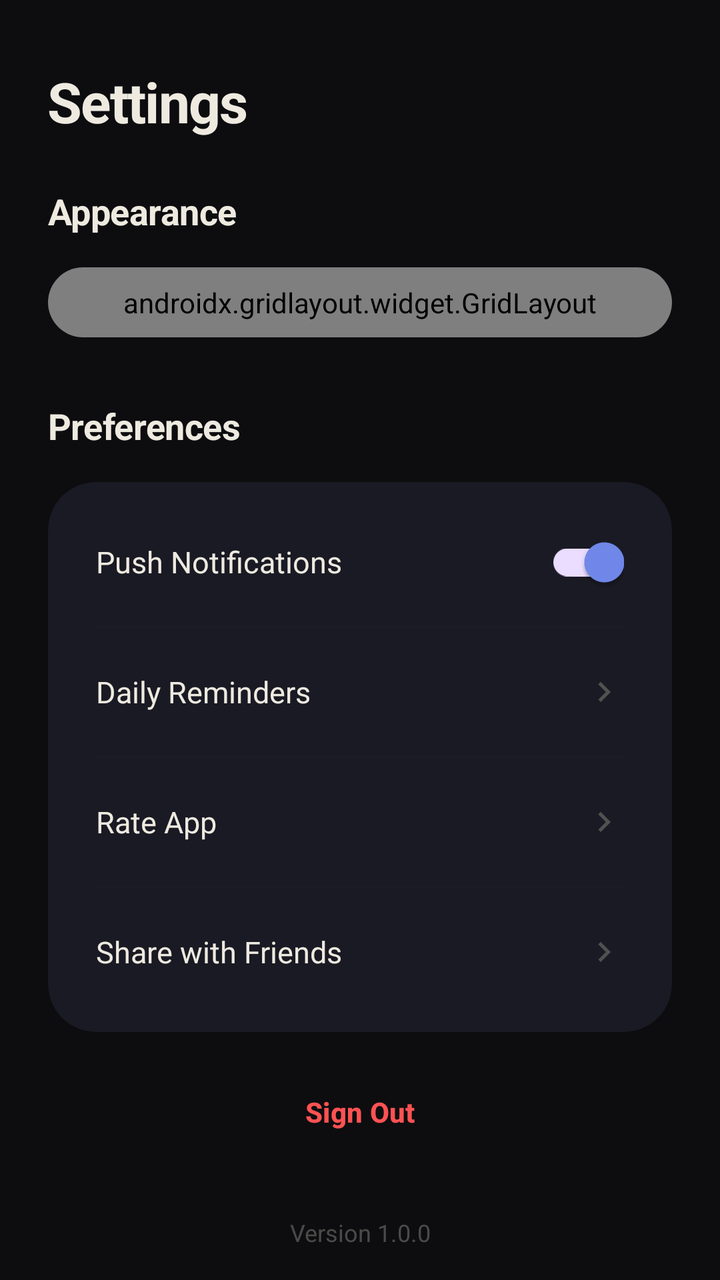
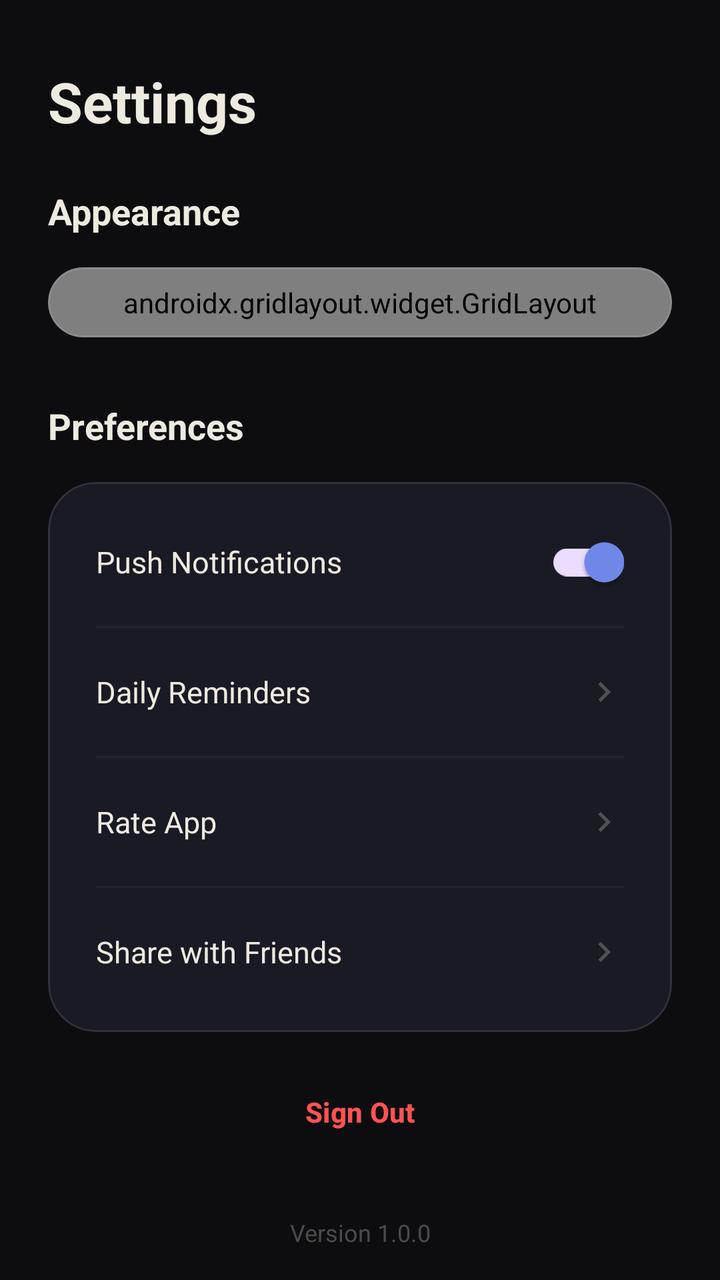

The first picture is an Android layout as it rendered before a commit; the second is the same layout after the commit. The layout source and the unified diff follow.
<!-- AndroidManifest.xml: application theme Theme.HabitFlow -->
<!-- res/layout/fragment_settings.xml -->
<?xml version="1.0" encoding="utf-8"?>
<androidx.core.widget.NestedScrollView
    xmlns:android="http://schemas.android.com/apk/res/android"
    xmlns:app="http://schemas.android.com/apk/res-auto"
    android:layout_width="match_parent"
    android:layout_height="match_parent"
    android:background="?attr/customWindowBackground"
    android:scrollbars="none">

    <LinearLayout android:layout_width="match_parent" android:layout_height="wrap_content"
        android:orientation="vertical" android:paddingBottom="100dp">

        
        <TextView android:layout_width="wrap_content" android:layout_height="wrap_content"
            android:text="@string/settings_title"
            style="@style/AppTitleLarge"
            android:textColor="?attr/customTextPrimary"
            android:paddingHorizontal="24dp"
            android:paddingTop="32dp"
            android:paddingBottom="24dp"/>

        
        <TextView android:layout_width="wrap_content" android:layout_height="wrap_content"
            android:text="@string/label_appearance"
            style="@style/AppTitleMedium"
            android:textColor="?attr/customTextPrimary"
            android:paddingHorizontal="24dp"
            android:layout_marginBottom="16dp"/>

        <androidx.cardview.widget.CardView
            android:layout_width="match_parent" android:layout_height="wrap_content"
            android:layout_marginHorizontal="24dp"
            app:cardCornerRadius="24dp" app:cardElevation="0dp"
            app:cardBackgroundColor="?attr/customCardBackground">

            <androidx.gridlayout.widget.GridLayout
                android:id="@+id/grid_themes"
                android:layout_width="match_parent"
                android:layout_height="wrap_content"
                android:padding="8dp"
                app:columnCount="3"
                app:alignmentMode="alignMargins"
                app:useDefaultMargins="false"/>
        </androidx.cardview.widget.CardView>

        
        <TextView android:layout_width="wrap_content" android:layout_height="wrap_content"
            android:text="@string/label_preferences"
            style="@style/AppTitleMedium"
            android:textColor="?attr/customTextPrimary"
            android:paddingHorizontal="24dp"
            android:layout_marginTop="32dp"
            android:layout_marginBottom="16dp"/>

        <androidx.cardview.widget.CardView
            android:layout_width="match_parent" android:layout_height="wrap_content"
            android:layout_marginHorizontal="24dp"
            app:cardCornerRadius="24dp" app:cardElevation="0dp"
            app:cardBackgroundColor="?attr/customCardBackground">

            <LinearLayout android:layout_width="match_parent" android:layout_height="wrap_content"
                android:orientation="vertical" android:padding="8dp">

                
                <LinearLayout android:layout_width="match_parent" android:layout_height="64dp"
                    android:orientation="horizontal" android:gravity="center_vertical"
                    android:paddingHorizontal="16dp">
                    <TextView android:layout_width="0dp" android:layout_weight="1"
                        android:layout_height="wrap_content"
                        android:text="@string/label_push_notifications"
                        android:textColor="?attr/customTextPrimary" android:textSize="15sp"/>
                    <com.google.android.material.switchmaterial.SwitchMaterial
                        android:id="@+id/switch_notifs"
                        android:layout_width="wrap_content" android:layout_height="wrap_content"
                        android:checked="true"/>
                </LinearLayout>

                <View android:layout_width="match_parent" android:layout_height="1dp"
                    android:background="?attr/customBorderColor" android:layout_marginHorizontal="16dp"
                    android:alpha="0.5"/>

                
                <LinearLayout android:id="@+id/row_reminders"
                    android:layout_width="match_parent" android:layout_height="64dp"
                    android:orientation="horizontal" android:gravity="center_vertical"
                    android:paddingHorizontal="16dp" android:clickable="true" android:focusable="true"
                    android:background="?attr/selectableItemBackground">
                    <TextView android:layout_width="0dp" android:layout_weight="1"
                        android:layout_height="wrap_content"
                        android:text="@string/label_daily_reminders"
                        android:textColor="?attr/customTextPrimary" android:textSize="15sp"/>
                    <ImageView android:layout_width="20dp" android:layout_height="20dp"
                        android:src="@drawable/ic_chevron_right" app:tint="?attr/customTextSecondary"
                        android:alpha="0.5"
                        android:contentDescription="@string/label_daily_reminders"/>
                </LinearLayout>

                <View android:layout_width="match_parent" android:layout_height="1dp"
                    android:background="?attr/customBorderColor" android:layout_marginHorizontal="16dp"
                    android:alpha="0.5"/>

                
                <LinearLayout android:id="@+id/row_rate"
                    android:layout_width="match_parent" android:layout_height="64dp"
                    android:orientation="horizontal" android:gravity="center_vertical"
                    android:paddingHorizontal="16dp" android:clickable="true" android:focusable="true"
                    android:background="?attr/selectableItemBackground">
                    <TextView android:layout_width="0dp" android:layout_weight="1"
                        android:layout_height="wrap_content"
                        android:text="@string/label_rate_app"
                        android:textColor="?attr/customTextPrimary" android:textSize="15sp"/>
                    <ImageView android:layout_width="20dp" android:layout_height="20dp"
                        android:src="@drawable/ic_chevron_right" app:tint="?attr/customTextSecondary"
                        android:alpha="0.5"
                        android:contentDescription="@string/label_rate_app"/>
                </LinearLayout>

                <View android:layout_width="match_parent" android:layout_height="1dp"
                    android:background="?attr/customBorderColor" android:layout_marginHorizontal="16dp"
                    android:alpha="0.5"/>

                
                <LinearLayout android:id="@+id/row_share"
                    android:layout_width="match_parent" android:layout_height="64dp"
                    android:orientation="horizontal" android:gravity="center_vertical"
                    android:paddingHorizontal="16dp" android:clickable="true" android:focusable="true"
                    android:background="?attr/selectableItemBackground">
                    <TextView android:layout_width="0dp" android:layout_weight="1"
                        android:layout_height="wrap_content"
                        android:text="@string/label_share_friends"
                        android:textColor="?attr/customTextPrimary" android:textSize="15sp"/>
                    <ImageView android:layout_width="20dp" android:layout_height="20dp"
                        android:src="@drawable/ic_chevron_right" app:tint="?attr/customTextSecondary"
                        android:alpha="0.5"
                        android:contentDescription="@string/label_share_friends"/>
                </LinearLayout>
            </LinearLayout>
        </androidx.cardview.widget.CardView>

        
        <com.google.android.material.button.MaterialButton
            android:id="@+id/btn_connect_google"
            android:layout_width="match_parent"
            android:layout_height="56dp"
            android:layout_marginHorizontal="24dp"
            android:layout_marginTop="48dp"
            android:text="@string/btn_connect_google"
            android:textAllCaps="false"
            android:textStyle="bold"
            android:visibility="gone"
            app:icon="@drawable/ic_google_logo"
            style="@style/Widget.Material3.Button.OutlinedButton"/>

        <com.google.android.material.button.MaterialButton
            android:id="@+id/row_logout"
            android:layout_width="match_parent"
            android:layout_height="56dp"
            android:layout_marginHorizontal="24dp"
            android:layout_marginTop="12dp"
            android:text="@string/btn_sign_out"
            android:textColor="@color/error_red"
            android:textAllCaps="false"
            android:textStyle="bold"
            style="@style/Widget.Material3.Button.TextButton"/>

        <TextView android:layout_width="match_parent" android:layout_height="wrap_content"
            android:text="Version 1.0.0"
            android:textColor="?attr/customTextSecondary" android:textSize="12sp"
            android:gravity="center" android:layout_marginTop="24dp" android:alpha="0.5"/>

    </LinearLayout>
</androidx.core.widget.NestedScrollView>
<!-- resources referenced by this layout -->
<resources>
  <color name="error_red">#FF5252</color>
  <!-- drawable ic_chevron_right (drawable) -->
  <vector xmlns:android="http://schemas.android.com/apk/res/android"
      android:width="24dp"
      android:height="24dp"
      android:viewportWidth="24"
      android:viewportHeight="24">
    <path
        android:fillColor="@android:color/white"
        android:pathData="M10,6L8.59,7.41L13.17,12l-4.58,4.59L10,18l6,-6z"/>
  </vector>
  <!-- drawable ic_google_logo (drawable) -->
  <vector xmlns:android="http://schemas.android.com/apk/res/android"
      android:width="24dp"
      android:height="24dp"
      android:viewportWidth="24"
      android:viewportHeight="24">
    <path
        android:fillColor="#EA4335"
        android:pathData="M5.266,9.765A7.077,7.077 0,0 1,12 4.909c1.69,0 3.218,0.6 4.418,1.582L19.91,3.09A11.985,11.985 0,0 0,12 0C7.54,0 3.654,2.373 1.48,5.88L5.266,9.765z"/>
    <path
        android:fillColor="#34A853"
        android:pathData="M12,24c3.24,0 5.95,-1.077 7.93,-2.912l-3.832,-2.977c-1.11,0.745 -2.53,1.189 -4.098,1.189 -3.15,0 -5.818,-2.128 -6.768,-4.991L1.41,18.11A11.98,11.98 0,0 0,12,24z"/>
    <path
        android:fillColor="#4285F4"
        android:pathData="M23.75,12.27c0,-0.78 -0.07,-1.54 -0.2,-2.27H12v4.51h6.58c-0.28,1.51 -1.07,2.79 -2.35,3.64l3.83,2.98c2.25,-2.07 3.54,-5.12 3.54,-8.86z"/>
    <path
        android:fillColor="#FBBC05"
        android:pathData="M5.232,14.309A7.08,7.08 0,0 1,4.909,12c0,-0.81 0.11,-1.59 0.32,-2.32L1.45,5.85a11.97,11.97 0,0 0,0 12.3l3.782,-3.841z"/>
  </vector>
  <string name="btn_connect_google">Connect Google Account</string>
  <string name="btn_sign_out">Sign Out</string>
  <string name="label_appearance">Appearance</string>
  <string name="label_daily_reminders">Daily Reminders</string>
  <string name="label_preferences">Preferences</string>
  <string name="label_push_notifications">Push Notifications</string>
  <string name="label_rate_app">Rate App</string>
  <string name="label_share_friends">Share with Friends</string>
  <string name="settings_title">Settings</string>
  <style name="AppTitleLarge">
          <item name="android:textSize">28sp</item>
          <item name="android:textStyle">bold</item>
          <item name="android:letterSpacing">-0.02</item>
      </style>
  <style name="AppTitleMedium">
          <item name="android:textSize">18sp</item>
          <item name="android:textStyle">bold</item>
          <item name="android:letterSpacing">-0.01</item>
      </style>
  <style name="Theme.HabitFlow" parent="Theme.HabitFlow.Dark" />
  <style name="Theme.HabitFlow.Dark" parent="Base.Theme.HabitFlow" />
  <color name="primary_blue">#728AED</color>
  <color name="white">#FFFFFF</color>
  <color name="primary_green">#7AD326</color>
  <color name="accent_purple">#9C6AE6</color>
  <color name="dark_bg_primary">#0D0D10</color>
  <color name="dark_bg_card">#1A1A24</color>
  <color name="dark_bg_elevated">#21212E</color>
  <color name="dark_text_primary">#EEEAE0</color>
  <color name="dark_text_secondary">#8A8880</color>
  <color name="dark_text_dim">#52504C</color>
  <color name="dark_border">#1F1F2E</color>
  <color name="dark_nav_bg">#13131A</color>
  <style name="AppBodyLarge">
          <item name="android:textSize">15sp</item>
          <item name="android:letterSpacing">0.01</item>
      </style>
  <!-- unchanged entries left out for length: 1 -->
</resources>

<!-- the commit's change to res/layout/fragment_settings.xml (unified diff, before → after) -->
@@ -27,11 +27,13 @@
             android:paddingHorizontal="24dp"
             android:layout_marginBottom="16dp"/>
 
-        <androidx.cardview.widget.CardView
+        <com.google.android.material.card.MaterialCardView
             android:layout_width="match_parent" android:layout_height="wrap_content"
             android:layout_marginHorizontal="24dp"
             app:cardCornerRadius="24dp" app:cardElevation="0dp"
-            app:cardBackgroundColor="?attr/customCardBackground">
+            app:cardBackgroundColor="?attr/customCardBackground"
+            app:strokeColor="?attr/customBorderColor"
+            app:strokeWidth="1dp">
 
             <androidx.gridlayout.widget.GridLayout
                 android:id="@+id/grid_themes"
@@ -41,7 +43,7 @@
                 app:columnCount="3"
                 app:alignmentMode="alignMargins"
                 app:useDefaultMargins="false"/>
-        </androidx.cardview.widget.CardView>
+        </com.google.android.material.card.MaterialCardView>
 
         
         <TextView android:layout_width="wrap_content" android:layout_height="wrap_content"
@@ -52,11 +54,13 @@
             android:layout_marginTop="32dp"
             android:layout_marginBottom="16dp"/>
 
-        <androidx.cardview.widget.CardView
+        <com.google.android.material.card.MaterialCardView
             android:layout_width="match_parent" android:layout_height="wrap_content"
             android:layout_marginHorizontal="24dp"
             app:cardCornerRadius="24dp" app:cardElevation="0dp"
-            app:cardBackgroundColor="?attr/customCardBackground">
+            app:cardBackgroundColor="?attr/customCardBackground"
+            app:strokeColor="?attr/customBorderColor"
+            app:strokeWidth="1dp">
 
             <LinearLayout android:layout_width="match_parent" android:layout_height="wrap_content"
                 android:orientation="vertical" android:padding="8dp">
@@ -135,7 +139,7 @@
                         android:contentDescription="@string/label_share_friends"/>
                 </LinearLayout>
             </LinearLayout>
-        </androidx.cardview.widget.CardView>
+        </com.google.android.material.card.MaterialCardView>
 
         
         <com.google.android.material.button.MaterialButton
<!-- resource entries referenced after the edit -->
@@ -42,12 +42,12 @@
   <style name="AppTitleLarge">
           <item name="android:textSize">28sp</item>
           <item name="android:textStyle">bold</item>
-          <item name="android:letterSpacing">-0.02</item>
+          <item name="android:letterSpacing">0</item>
       </style>
   <style name="AppTitleMedium">
           <item name="android:textSize">18sp</item>
           <item name="android:textStyle">bold</item>
-          <item name="android:letterSpacing">-0.01</item>
+          <item name="android:letterSpacing">0</item>
       </style>
   <style name="Theme.HabitFlow" parent="Theme.HabitFlow.Dark" />
   <style name="Theme.HabitFlow.Dark" parent="Base.Theme.HabitFlow" />
@@ -61,12 +61,13 @@
   <color name="dark_text_primary">#EEEAE0</color>
   <color name="dark_text_secondary">#8A8880</color>
   <color name="dark_text_dim">#52504C</color>
-  <color name="dark_border">#1F1F2E</color>
+  <color name="dark_border">@color/white_10</color>
   <color name="dark_nav_bg">#13131A</color>
   <style name="AppBodyLarge">
           <item name="android:textSize">15sp</item>
           <item name="android:letterSpacing">0.01</item>
       </style>
+  <color name="white_10">#1AFFFFFF</color>
   <!-- unchanged entries left out for length: 1 -->
 </resources>
 
